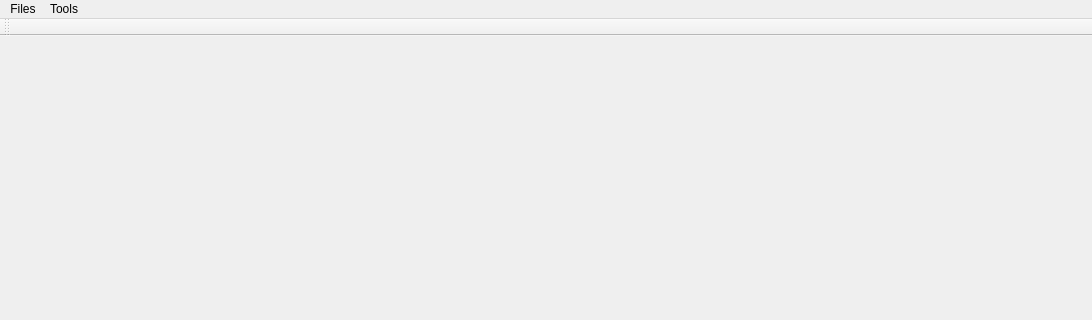
First picture: the form in mainwindow.ui, repository RuibinMa/Enhancement, before the edit; both pictures show x 0 to 1092 and y 0 to 320 of the 1092 by 591 pixel window.
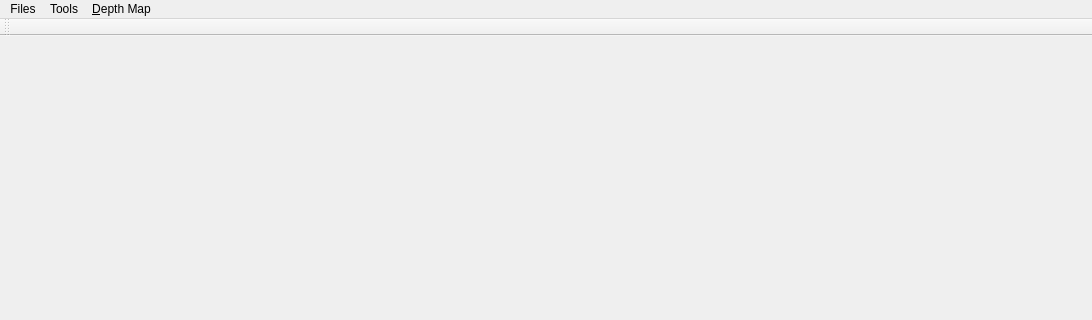
Second picture: the form after the edit. Custom widgets are drawn as their Qt base class.

```diff
--- a/mainwindow.ui
+++ b/mainwindow.ui
@@ -111,8 +111,15 @@
     <addaction name="actionLoad_Centerline"/>
     <addaction name="action_Deform_Colon"/>
    </widget>
+   <widget class="QMenu" name="menu_Depth_Map">
+    <property name="title">
+     <string>&amp;Depth Map</string>
+    </property>
+    <addaction name="action_Compute_Height"/>
+   </widget>
    <addaction name="menuFiles"/>
    <addaction name="menuTools"/>
+   <addaction name="menu_Depth_Map"/>
   </widget>
   <widget class="QToolBar" name="mainToolBar">
    <attribute name="toolBarArea">
```
Left out of the diff: 5 changed lines with no effect on the pictures.
